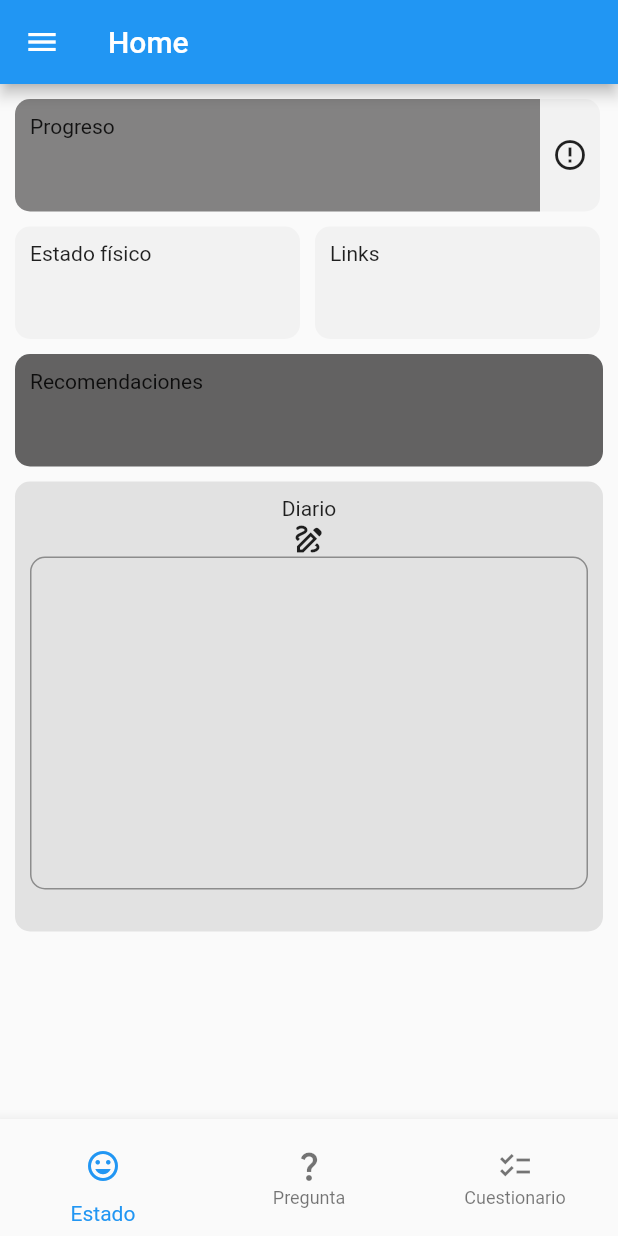
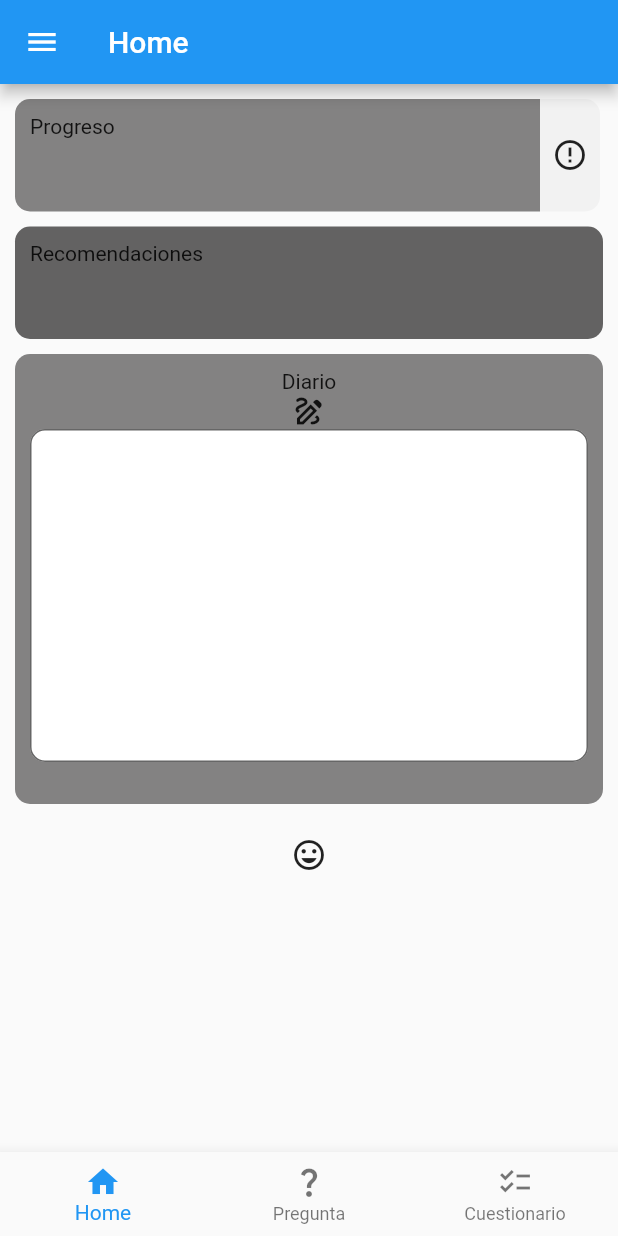
Before and after one commit to 8javier/flutter_application_app, a Flutter app: the HomePaciente screen opened by its route, on a phone screen of 412 x 824 dp. Run offline on Flutter 3.47's test engine with Material 2 defaults, Android fonts, the phone set to English and light mode, and no system bars; our stand-ins replace cloud_firestore, firebase_core; accounts and stored records are empty.

Commit message:
[reforma mainPaciente]

```diff
--- a/lib/main.dart
+++ b/lib/main.dart
@@ -4,6 +4,7 @@ import 'package:flutter/material.dart';
 import 'package:firebase_core/firebase_core.dart';
 import 'package:flutter_application_app/pantallas/HomePaciente.dart';
 import 'package:flutter_application_app/pantallas/limites.dart';
+import 'package:flutter_application_app/pantallas/recomendaciones.dart';
 import 'package:flutter_application_app/pantallas/registro_profesional.dart';
 import 'package:flutter_application_app/pantallas/view.dart';
 import 'firebase_options.dart';
@@ -43,7 +44,8 @@ class MyApp extends StatelessWidget {
         '/homepaciente': (context) => const HomePaciente(),
         '/registropro': (context)=> RegistroProfesional(),
         '/view': (context)=> const View(),
-        '/limites': (context) => const Limites()
+        '/limites': (context) => const Limites(),
+        '/recommend': (context) => const Recommend()
       },
     );
   }
--- a/lib/pantallas/HomePaciente.dart
+++ b/lib/pantallas/HomePaciente.dart
@@ -1,6 +1,8 @@
-import 'dart:html';
 
 import 'package:flutter/material.dart';
+import 'package:flutter_application_app/pantallas/mainPaciente.dart';
+import 'package:flutter_application_app/pantallas/questionPaciente.dart';
+import 'package:flutter_application_app/pantallas/quizPaciente.dart';
 import 'package:flutter_application_app/reciclar/drawerpaciente.dart';
 import 'package:flutter_application_app/reciclar/estado.dart';
 import 'package:flutter_application_app/reciclar/textfield.dart';
@@ -14,6 +16,13 @@ class HomePaciente extends StatefulWidget {
 
 class _HomePacienteState extends State<HomePaciente> {
   var alerta = false;
+  var page = 0;
+
+  List<Widget> pages = [
+    MainPaciente(),
+    QuestionPaciente(),
+    QuizPaciente()
+  ];
 
   @override
   Widget build(BuildContext context) {
@@ -22,144 +31,28 @@ class _HomePacienteState extends State<HomePaciente> {
       appBar: AppBar(
         title: const Text("Home"),
       ),
-      body: ListView(children: <Widget>[
-        Row(
-          children: [
-            Container(
-              margin: const EdgeInsets.only(top: 10, bottom: 5, left: 10),
-              decoration: BoxDecoration(
-                  color: Color(0xff838282),
-                  borderRadius: BorderRadius.only(
-                      topLeft: Radius.circular(10),
-                      bottomLeft: Radius.circular(10))),
-              height: 75,
-              padding: const EdgeInsets.all(10),
-              width: 350,
-              child: Text(
-                "Progreso",
-              ),
-            ), if(!alerta)
-            Container(
-              margin: const EdgeInsets.only(top: 10, bottom: 5, right: 10),
-              decoration: BoxDecoration(
-                  color: Color(0x11838282),
-                  borderRadius: BorderRadius.only(
-                      topRight: Radius.circular(10),
-                      bottomRight: Radius.circular(10))),
-              height: 75,
-              width: 40,
-              child: IconButton(
-                  onPressed: () {
-                    showDialog(
-            context: context,
-            builder: (_)=> new AlertDialog(
-              title: Text("[Proximamente...]"),
-            ));
-                    /* Navigator.pushNamed(context, '/limites'); */
-                  }, icon: Icon(Icons.error_outline_sharp)),
-            )
-          ],
-        ),
-        Row(
-          children: [
-            InkWell(
-              child:
-            Container(
-              margin:
-                  const EdgeInsets.only(top: 5, bottom: 5, right: 5, left: 10),
-              height: 75,
-              width: 190,
-              padding: const EdgeInsets.all(10),
-              decoration: BoxDecoration(
-                  color: Color(0x11838282),
-                  borderRadius: BorderRadius.circular(10)),
-              child: Text("Estado físico"),
-            ),
-            onTap: () {
-              showDialog(
-            context: context,
-            builder: (_)=> new AlertDialog(
-              title: Text("[Proximamente...]"),
-            ));
-            },
-            ),
-            InkWell(
-              child: Container(
-              margin:
-                  const EdgeInsets.only(top: 5, bottom: 5, right: 10, left: 5),
-              height: 75,
-              width: 190,
-              padding: const EdgeInsets.all(10),
-              decoration: BoxDecoration(
-                  color: Color(0x11838282),
-                  borderRadius: BorderRadius.circular(10)),
-              child: Text("Links"),
-            ),
-            onTap: () {
-              showDialog(
-            context: context,
-            builder: (_)=> new AlertDialog(
-              title: Text("[Proximamente...]"),
-            ));
-            },
-            )
+      body: pages[page],
+      bottomNavigationBar: BottomNavigationBar(
+        onTap: (index){
+          setState(() {
+            page = index;
+          });
+        },
 
-          ],
-        ),InkWell(
-          child: Container(
 
-          margin: const EdgeInsets.only(top: 5, left: 10, right: 10, bottom: 5),
-          height: 75,
-          width: 400,
-          padding: const EdgeInsets.all(10),
-          child: Text("Recomendaciones"),
-          decoration: BoxDecoration(
-              color: Color(0xff636262),
-              borderRadius: BorderRadius.circular(10)),
-        ),
-        onTap: (){
-          showDialog(
-            context: context,
-            builder: (_)=> new AlertDialog(
-              title: Text("[Proximamente...]"),
-            ));
-        },
-        )
-        ,
-        Container(
-          margin:
-              const EdgeInsets.only(left: 10, right: 10, bottom: 10, top: 5),
-          height: 300,
-          width: 300,
-          padding: const EdgeInsets.all(10),
-          decoration: BoxDecoration(
-              color: Color(0x33838282),
-              borderRadius: BorderRadius.circular(10)),
-          child: Column(
-            children: [
-              Title(
-                child: Text("Diario"),
-                color: Color(0xff000000),
-              ),
-              Center(child: Icon(Icons.draw_outlined)),
-              texto()
-            ],
-          ),
-        )
-      ]),
-      bottomNavigationBar: BottomNavigationBar(
+        currentIndex: page,
         items: [
           if(alerta)
           BottomNavigationBarItem(
               icon: Badge(
-                child: estado(context),
+                child: Icon(Icons.home)
               ),
-              label: "Estado")
+              label: "Home")
               else
                 BottomNavigationBarItem(
               icon:
-                estado(context),
-              label: "Estado"),
+                Icon(Icons.home),
+              label: "Home"),
               if(alerta)
                 BottomNavigationBarItem(
                 icon: Badge(child: Icon(Icons.question_mark_outlined),), label: "Pregunta")
--- /dev/null
+++ b/lib/pantallas/mainPaciente.dart
@@ -0,0 +1,95 @@
+import 'package:flutter/material.dart';
+import 'package:flutter_application_app/reciclar/estado.dart';
+
+import '../reciclar/textfield.dart';
+
+class MainPaciente extends StatefulWidget {
+  const MainPaciente({super.key});
+
+  @override
+  State<MainPaciente> createState() => _MainPacienteState();
+}
+
+class _MainPacienteState extends State<MainPaciente> {
+
+  var alerta = false;
+  @override
+  Widget build(BuildContext context) {
+    return ListView(children: <Widget>[
+        Row(
+          children: [
+            Container(
+              margin: const EdgeInsets.only(top: 10, bottom: 5, left: 10),
+              decoration: BoxDecoration(
+                  color: Color(0xff838282),
+                  borderRadius: BorderRadius.only(
+                      topLeft: Radius.circular(10),
+                      bottomLeft: Radius.circular(10))),
+              height: 75,
+              padding: const EdgeInsets.all(10),
+              width: 350,
+              child: Text(
+                "Progreso",
+              ),
+            ), if(!alerta)
+            Container(
+              margin: const EdgeInsets.only(top: 10, bottom: 5, right: 10),
+              decoration: BoxDecoration(
+                  color: Color(0x11838282),
+                  borderRadius: BorderRadius.only(
+                      topRight: Radius.circular(10),
+                      bottomRight: Radius.circular(10))),
+              height: 75,
+              width: 40,
+              child: IconButton(
+                  onPressed: () {
+                    showDialog(
+            context: context,
+            builder: (_)=> new AlertDialog(
+              title: Text("[Proximamente...]"),
+            ));
+                    /* Navigator.pushNamed(context, '/limites'); */
+                  }, icon: Icon(Icons.error_outline_sharp)),
+            )
+          ],
+        ),InkWell(
+          child: Container(
+
+          margin: const EdgeInsets.only(top: 5, left: 10, right: 10, bottom: 5),
+          height: 75,
+          width: 400,
+          padding: const EdgeInsets.all(10),
+          child: Text("Recomendaciones"),
+          decoration: BoxDecoration(
+              color: Color(0xff636262),
+              borderRadius: BorderRadius.circular(10)),
+        ),
+        onTap: (){
+          Navigator.pushNamed(context, '/recommend');
+        },
+        )
+        ,
+        Container(
+          margin:
+              const EdgeInsets.only(left: 10, right: 10, bottom: 10, top: 5),
+          height: 300,
+          width: 300,
+          padding: const EdgeInsets.all(10),
+          decoration: BoxDecoration(
+              color: Color(0xff838282),
+              borderRadius: BorderRadius.circular(10)),
+          child: Column(
+            children: [
+              Title(
+                child: Text("Diario"),
+                color: Color(0xffffffff),
+              ),
+              Center(child: Icon(Icons.draw_outlined)),
+              texto()
+            ],
+          ),
+        ),
+        estado(context)
+      ]);
+  }
+}
--- a/lib/reciclar/textfield.dart
+++ b/lib/reciclar/textfield.dart
@@ -11,7 +11,7 @@ Widget texto(){
                   fillColor: Color(0xffffffff),
                   border: OutlineInputBorder(
                       borderRadius: BorderRadius.circular(10)),
-                  filled: false,
+                  filled: true,
                   /* icon: Icon(Icons.draw_outlined), */
                 ),
               );
```
Also changed, not shown: lib/pantallas/questionPaciente.dart (added, +19 -0 lines), lib/pantallas/quizPaciente.dart (added, +19 -0 lines), lib/pantallas/recomendaciones.dart (+50 -1 lines).
